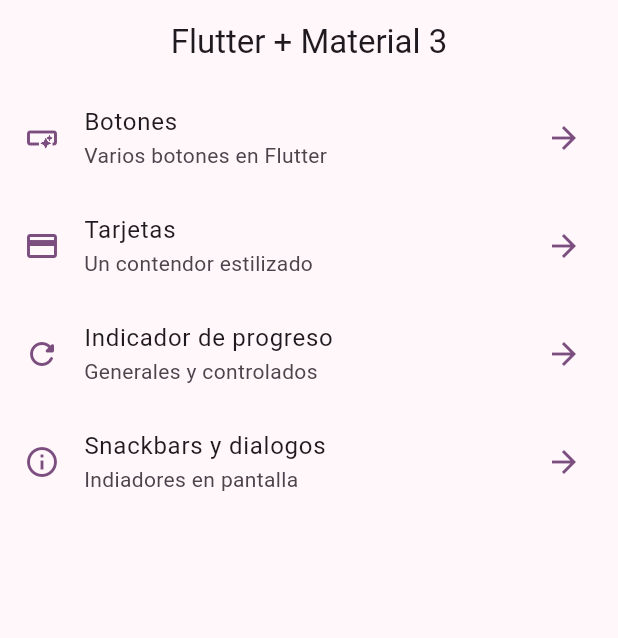
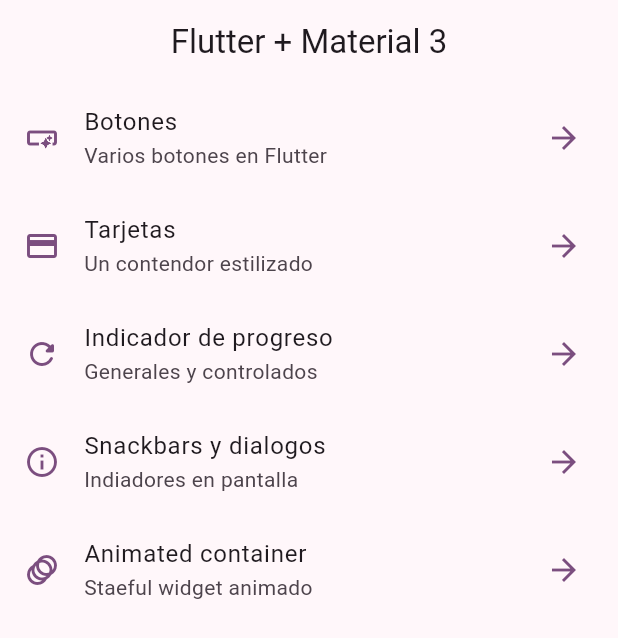
Before and after one commit to SergioBGISC99/widgets_app, a Flutter app: the screen it shows after launch, on a phone screen of 412 x 824 dp. Shown: the top 638 px of the screen. Run offline on Flutter 3.47's test engine with Material 2 defaults, Android fonts, the phone set to English and light mode, and no system bars; our stand-ins replace go_router.

Commit message:
animated container terminado

```diff
--- a/lib/config/menu/menu_items.dart
+++ b/lib/config/menu/menu_items.dart
@@ -33,5 +33,10 @@ const appMenuItems = <MenuItem>[
       title: 'Snackbars y dialogos',
       subtitle: 'Indiadores en pantalla',
       link: '/snackbars',
-      icon: Icons.info_outline)
+      icon: Icons.info_outline),
+  MenuItem(
+      title: 'Animated container',
+      subtitle: 'Staeful widget animado',
+      link: '/animated',
+      icon: Icons.animation_outlined)
 ];
--- a/lib/config/router/app_router.dart
+++ b/lib/config/router/app_router.dart
@@ -22,4 +22,8 @@ final appRouter = GoRouter(initialLocation: '/', routes: [
       path: '/snackbars',
       name: SnackbarScreen.name,
       builder: (context, state) => const SnackbarScreen()),
+  GoRoute(
+      path: '/animated',
+      name: AnimatedScreen.name,
+      builder: (context, state) => const AnimatedScreen()),
 ]);
```
Also changed, not shown: lib/presentation/screen/animated/animated_screen.dart (+48 -2 lines).
